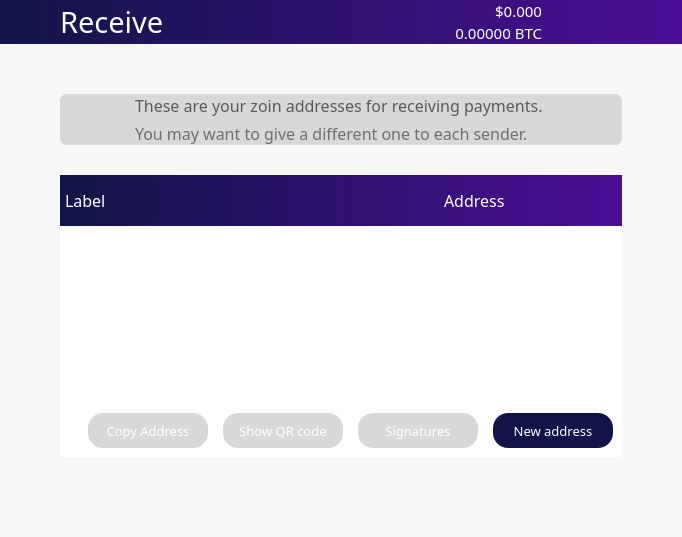
Above: src/qt/forms/winforms/receivecoinsdialog.ui from noirofficial/noir before the change. Below: the same form after it.
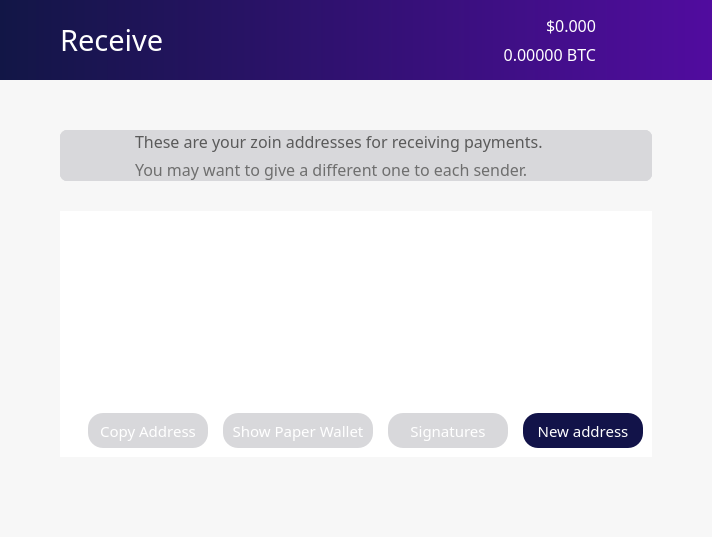
That is the form after the change. Icons and pictures are not drawn.

What changed in the file:
```diff
--- a/src/qt/forms/winforms/receivecoinsdialog.ui
+++ b/src/qt/forms/winforms/receivecoinsdialog.ui
@@ -6,7 +6,7 @@
    <rect>
     <x>0</x>
     <y>0</y>
-    <width>682</width>
+    <width>712</width>
     <height>537</height>
    </rect>
   </property>
@@ -363,7 +363,7 @@
            <property name="minimumSize">
             <size>
              <width>0</width>
-             <height>0</height>
+             <height>80</height>
             </size>
            </property>
            <property name="maximumSize">
@@ -379,7 +379,7 @@
             <bool>false</bool>
            </property>
            <property name="styleSheet">
-            <string notr="true">background: QLinearGradient(x1: 0, y1: 0, x2: 1, y2: 0, stop: 0 #121548, stop: 1 #4a0e95);
+            <string notr="true">background: QLinearGradient(x1: 0, y1: 0, x2: 1, y2: 0, stop: 0 #121646, stop: 1 #510c9f);
 border:0;
 </string>
            </property>
@@ -391,7 +391,7 @@
            </property>
            <layout class="QHBoxLayout" name="horizontalLayout_3">
             <property name="spacing">
-             <number>0</number>
+             <number>6</number>
             </property>
             <property name="leftMargin">
              <number>60</number>
@@ -441,7 +441,7 @@
                 <property name="font">
                  <font>
                   <family>ZoinMedium</family>
-                  <pointsize>11</pointsize>
+                  <pointsize>12</pointsize>
                   <weight>50</weight>
                   <bold>false</bold>
                  </font>
@@ -463,7 +463,7 @@
                 <property name="font">
                  <font>
                   <family>ZoinLight</family>
-                  <pointsize>11</pointsize>
+                  <pointsize>12</pointsize>
                   <weight>50</weight>
                   <bold>false</bold>
                  </font>
@@ -486,7 +486,7 @@
              <widget class="QPushButton" name="pushButton">
               <property name="maximumSize">
                <size>
-                <width>80</width>
+                <width>50</width>
                 <height>80</height>
                </size>
               </property>
@@ -1025,111 +1025,6 @@
              <property name="bottomMargin">
               <number>0</number>
              </property>
-             <item>
-              <widget class="QFrame" name="frame_2">
-               <property name="sizePolicy">
-                <sizepolicy hsizetype="Preferred" vsizetype="Preferred">
-                 <horstretch>0</horstretch>
-                 <verstretch>0</verstretch>
-                </sizepolicy>
-               </property>
-               <property name="minimumSize">
-                <size>
-                 <width>0</width>
-                 <height>0</height>
-                </size>
-               </property>
-               <property name="styleSheet">
-                <string notr="true">color:white;
-background: QLinearGradient(x1: 0, y1: 0, x2: 1, y2: 0, stop: 0 #121548, stop: 1 #4a0e95);
-border:0;
-</string>
-               </property>
-               <property name="frameShape">
-                <enum>QFrame::StyledPanel</enum>
-               </property>
-               <property name="frameShadow">
-                <enum>QFrame::Raised</enum>
-               </property>
-               <property name="lineWidth">
-                <number>0</number>
-               </property>
-               <layout class="QHBoxLayout" name="horizontalLayout_6">
-                <property name="spacing">
-                 <number>60</number>
-                </property>
-                <property name="leftMargin">
-                 <number>5</number>
-                </property>
-                <property name="topMargin">
-                 <number>5</number>
-                </property>
-                <property name="rightMargin">
-                 <number>0</number>
-                </property>
-                <property name="bottomMargin">
-                 <number>5</number>
-                </property>
-                <item>
-                 <widget class="QFrame" name="frame_5">
-                  <property name="frameShape">
-                   <enum>QFrame::StyledPanel</enum>
-                  </property>
-                  <property name="frameShadow">
-                   <enum>QFrame::Raised</enum>
-                  </property>
-                  <layout class="QHBoxLayout" name="horizontalLayout_2">
-                   <property name="spacing">
-                    <number>200</number>
-                   </property>
-                   <property name="leftMargin">
-                    <number>0</number>
-                   </property>
-                   <property name="rightMargin">
-                    <number>0</number>
-                   </property>
-                   <item>
-                    <widget class="QLabel" name="label">
-                     <property name="font">
-                      <font>
-                       <family>ZoinRegular</family>
-                       <pointsize>12</pointsize>
-                       <weight>50</weight>
-                       <bold>false</bold>
-                      </font>
-                     </property>
-                     <property name="styleSheet">
-                      <string notr="true">background-color: rgb(0,0,0,0);</string>
-                     </property>
-                     <property name="text">
-                      <string>Label</string>
-                     </property>
-                    </widget>
-                   </item>
-                   <item>
-                    <widget class="QLabel" name="label_4">
-                     <property name="font">
-                      <font>
-                       <family>ZoinRegular</family>
-                       <pointsize>12</pointsize>
-                       <weight>50</weight>
-                       <bold>false</bold>
-                      </font>
-                     </property>
-                     <property name="styleSheet">
-                      <string notr="true">background-color: rgb(0,0,0,0);</string>
-                     </property>
-                     <property name="text">
-                      <string>Address</string>
-                     </property>
-                    </widget>
-                   </item>
-                  </layout>
-                 </widget>
-                </item>
-               </layout>
-              </widget>
-             </item>
              <item>
               <widget class="QTableView" name="tableView">
                <property name="palette">
@@ -1225,7 +1120,7 @@
                </property>
                <property name="font">
                 <font>
-                 <family>ZoinLight</family>
+                 <family>ZoinRegular</family>
                  <pointsize>12</pointsize>
                 </font>
                </property>
@@ -1256,7 +1151,7 @@
                 <bool>false</bool>
                </property>
                <attribute name="horizontalHeaderVisible">
-                <bool>false</bool>
+                <bool>true</bool>
                </attribute>
               </widget>
              </item>
@@ -1302,7 +1197,7 @@
                   <property name="font">
                    <font>
                     <family>ZoinRegular</family>
-                    <pointsize>10</pointsize>
+                    <pointsize>11</pointsize>
                     <weight>50</weight>
                     <bold>false</bold>
                    </font>
@@ -1330,10 +1225,16 @@
                     <verstretch>0</verstretch>
                    </sizepolicy>
                   </property>
+                  <property name="minimumSize">
+                   <size>
+                    <width>150</width>
+                    <height>0</height>
+                   </size>
+                  </property>
                   <property name="font">
                    <font>
                     <family>ZoinRegular</family>
-                    <pointsize>10</pointsize>
+                    <pointsize>11</pointsize>
                     <weight>50</weight>
                     <bold>false</bold>
                    </font>
@@ -1343,13 +1244,13 @@
 color: white;
 border-radius:15px;
 height:35px;
-width:120px;
+width:150px;
 border-color:gray;
 border-width:0px;
 border-style:solid;</string>
                   </property>
                   <property name="text">
-                   <string>Show QR code</string>
+                   <string>Show Paper Wallet</string>
                   </property>
                  </widget>
                 </item>
@@ -1364,7 +1265,7 @@
                   <property name="font">
                    <font>
                     <family>ZoinRegular</family>
-                    <pointsize>10</pointsize>
+                    <pointsize>11</pointsize>
                     <weight>50</weight>
                     <bold>false</bold>
                    </font>
@@ -1395,7 +1296,7 @@
                   <property name="font">
                    <font>
                     <family>ZoinRegular</family>
-                    <pointsize>10</pointsize>
+                    <pointsize>11</pointsize>
                     <weight>50</weight>
                     <bold>false</bold>
                    </font>
```
Left out of the diff: 11 changed lines with no effect on the pictures.
